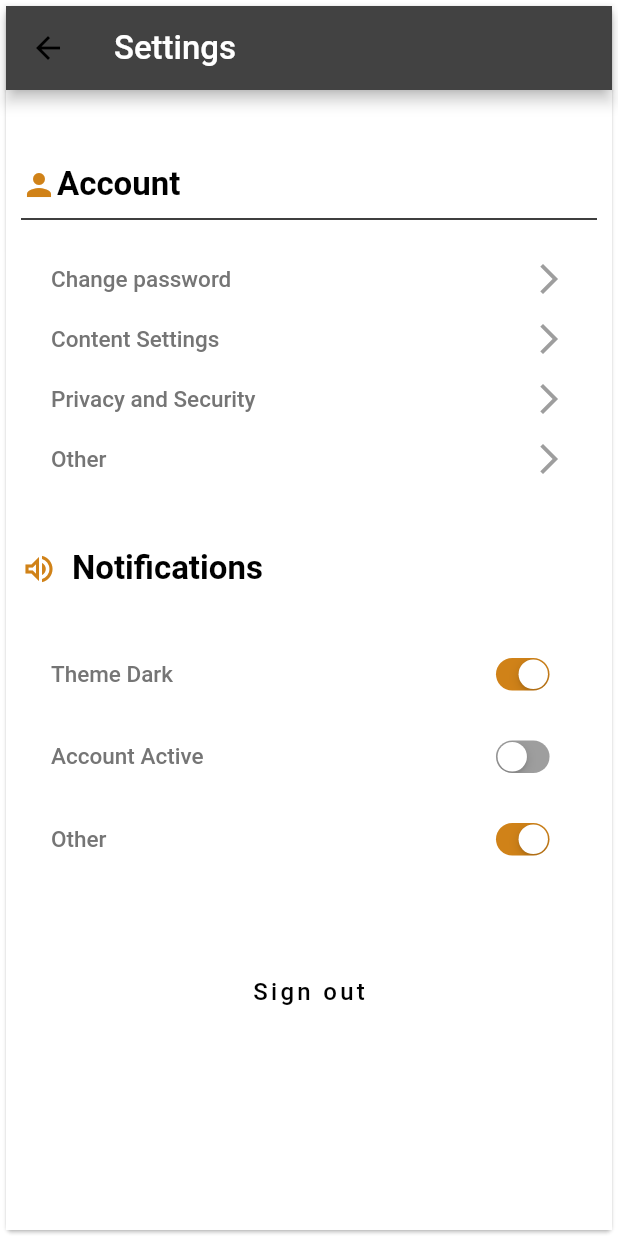
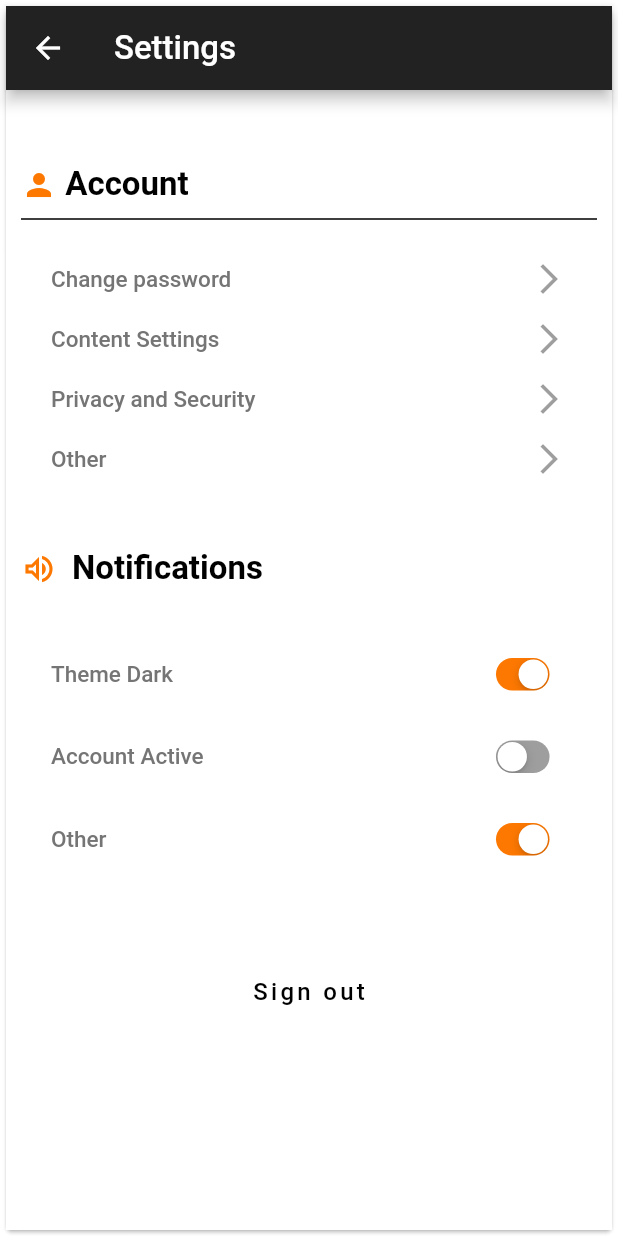
Before and after one commit to KirilTrbojevikj/mis, a Flutter app: the screen it shows once a user with an empty profile is signed in, item 3 of the bottom bar chosen, after a tap on the "reorder" icon, on a phone screen of 412 x 824 dp. Run offline on Flutter 3.47's test engine with Material 2 defaults, Android fonts, the phone set to English and light mode, and no system bars; our stand-ins replace cloud_firestore, firebase_auth, firebase_core, firebase_storage, flutter_svg, image_picker; accounts and stored records are empty; network calls fail; project files that could hold a hidden picture were left out.

Commit message:
changed theme colors

```diff
--- a/lib/responsive/mobile_screen_layout.dart
+++ b/lib/responsive/mobile_screen_layout.dart
@@ -45,14 +45,16 @@ class _MobileScreenLayoutState extends State<MobileScreenLayout> {
         controller: pageController,
         onPageChanged: onPageChanged,
       ),
-      bottomNavigationBar: CupertinoTabBar(
-        height: 60,
+      bottomNavigationBar: BottomNavigationBar(
+
+        showSelectedLabels: false,
+        showUnselectedLabels: false,
         backgroundColor: secondaryColor,
         items: <BottomNavigationBarItem>[
           BottomNavigationBarItem(
             icon: Icon(
-              Icons.home_max_outlined,
-              color: (_page == 0) ? orangeColor : Colors.white,
+              Icons.home,
+              color: (_page == 0) ? darkOrangeColor : Colors.white,
             ),
             label: '',
             backgroundColor: primaryColor,
@@ -60,14 +62,14 @@ class _MobileScreenLayoutState extends State<MobileScreenLayout> {
           BottomNavigationBarItem(
               icon: Icon(
                 Icons.search,
-                color: (_page == 1) ? orangeColor : Colors.white,
+                color: (_page == 1) ? darkOrangeColor : Colors.white,
               ),
               label: '',
               backgroundColor: primaryColor),
           BottomNavigationBarItem(
             icon: Icon(
               Icons.person,
-              color: (_page == 2) ? orangeColor : Colors.white,
+              color: (_page == 2) ? darkOrangeColor : Colors.white,
             ),
             label: '',
           ),
--- a/lib/screens/add_post_screen.dart
+++ b/lib/screens/add_post_screen.dart
@@ -145,7 +145,7 @@ class _AddPostScreenState extends State<AddPostScreen> {
                     userProvider.getUser.photoUrl,
                   ),
                   child: const Text(
-                    "Add review",
+                    "Post",
                     style: TextStyle(
                         color: orangeColor,
                         fontWeight: FontWeight.bold,
--- a/lib/screens/feed_screen.dart
+++ b/lib/screens/feed_screen.dart
@@ -38,7 +38,7 @@ class _FeedScreenState extends State<FeedScreen> {
                      Navigator.push(context, MaterialPageRoute<void>(
                       builder: (BuildContext context) {
                         return const Card(
-                          color: orangeColor,
+                          color: darkOrangeColor,
                           elevation: 0,
                           clipBehavior: Clip.none,
                           child: AddPostScreen(),
@@ -56,7 +56,7 @@ class _FeedScreenState extends State<FeedScreen> {
           if (snapshot.connectionState == ConnectionState.waiting) {
             return const Center(
               child: CircularProgressIndicator(
-                color: Colors.white,
+                color: darkOrangeColor,
               ),
             );
           }
--- a/lib/screens/login_screen.dart
+++ b/lib/screens/login_screen.dart
@@ -145,7 +145,7 @@ class _LoginScreenState extends State<LoginScreen> {
                     ),
                     child: Container(
                       child: const Text(
-                        ' Signup.',
+                        '  Signup.',
                         style: TextStyle(
                           fontWeight: FontWeight.bold,
                         ),
--- a/lib/screens/profile_screen.dart
+++ b/lib/screens/profile_screen.dart
@@ -71,14 +71,14 @@ class _ProfileScreenState extends State<ProfileScreen> {
     return isLoading
         ? const Center(
             child: CircularProgressIndicator(
-              color: Colors.white,
+              color: darkOrangeColor,
             ),
           )
         : Scaffold(
             appBar: AppBar(
               backgroundColor: secondaryColor,
-              title: Text(
-                userData['username'],
+              title: const Text(
+                "Profile",
                 style: TextStyle(color: Colors.white),
               ),
               centerTitle: false,
--- a/lib/screens/search_screen.dart
+++ b/lib/screens/search_screen.dart
@@ -27,12 +27,11 @@ class _SearchScreenState extends State<SearchScreen> {
             decoration:
                 const InputDecoration(
                     labelText: 'Search for a user...',
-                    labelStyle: TextStyle(color: orangeColor),
+                    labelStyle: TextStyle(color: mobileBackgroundColor),
                     border: InputBorder.none,
                 ),
             style: const TextStyle(
-              color: Colors.black,
-              fontWeight: FontWeight.bold,
+              color: Colors.white,
             ),
             onFieldSubmitted: (String _) {
               setState(() {
--- a/lib/screens/settings_screen.dart
+++ b/lib/screens/settings_screen.dart
@@ -41,9 +41,10 @@ class _SettingsPageState extends State<SettingsPage> {
   Widget build(BuildContext context) {
     return Scaffold(
       appBar: AppBar(
+        backgroundColor: secondaryColor,
         title: const Text(
           "Settings",
-          style: TextStyle(fontSize: 22),
+          style: TextStyle(fontSize: 22, color: Colors.white),
         ),
         leading: IconButton(
           onPressed: () {
@@ -58,7 +59,7 @@ class _SettingsPageState extends State<SettingsPage> {
           },
           icon: const Icon(
             Icons.arrow_back,
-            color: Colors.black,
+            color: Colors.white,
           ),
         ),
       ),
@@ -79,7 +80,7 @@ class _SettingsPageState extends State<SettingsPage> {
                   height: 10,
                 ),
                 Text(
-                  "Account",
+                  " Account",
                   style: TextStyle(
                     fontSize: 22,
                     fontWeight: FontWeight.bold,
@@ -231,7 +232,7 @@ class _SettingsPageState extends State<SettingsPage> {
                   )),
               const Icon(
                 Icons.arrow_forward_ios,
-                color: Colors.grey,
+                color: Colors.black38,
               )
             ],
           ),
--- a/lib/utils/colors.dart
+++ b/lib/utils/colors.dart
@@ -5,8 +5,8 @@ const webBackgroundColor = Color.fromRGBO(18, 18, 18, 1);
 const mobileSearchColor = Color.fromRGBO(38, 38, 38, 1);
 
 const greenColor = Color.fromARGB(255, 11, 73, 11);
-const orangeColor= Color.fromARGB 	(255, 217, 157, 81);
-const darkOrangeColor= Color.fromARGB 	(255, 208, 130, 24);
+const orangeColor= Color.fromARGB 	(255, 255, 141, 0);
+const darkOrangeColor= Color.fromARGB 	(255, 253, 120, 1);
 const primaryColor = Color.fromARGB(255, 255, 255, 255);
 const secondaryColor = Color.fromARGB(255, 34, 34, 34);
 const appBarColor = Color.fromARGB(255, 255, 255, 255);
--- a/lib/widgets/comment_card.dart
+++ b/lib/widgets/comment_card.dart
@@ -30,10 +30,11 @@ class CommentCard extends StatelessWidget {
                       children: [
                         TextSpan(
                           text: snap.data()['name'],
-                          style: const TextStyle(fontWeight: FontWeight.bold,)
+                          style: const TextStyle(fontWeight: FontWeight.bold, color: Colors.black)
                         ),
                         TextSpan(
                           text: ' ${snap.data()['text']}',
+                          style: const TextStyle(color: Colors.black)
                         ),
                       ],
                     ),
```
Also changed, not shown: lib/screens/comments_screen.dart (+6 -4 lines), lib/screens/signup_screen.dart (+4 -4 lines), lib/widgets/post_card.dart (+7 -5 lines), 2 other files.
